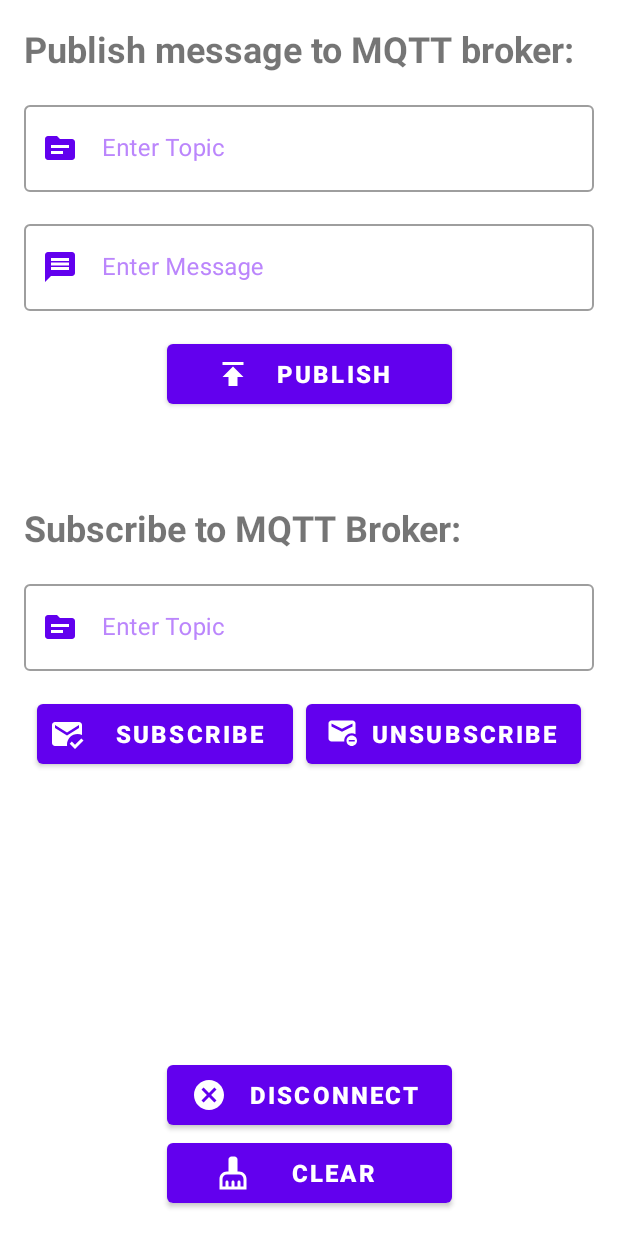
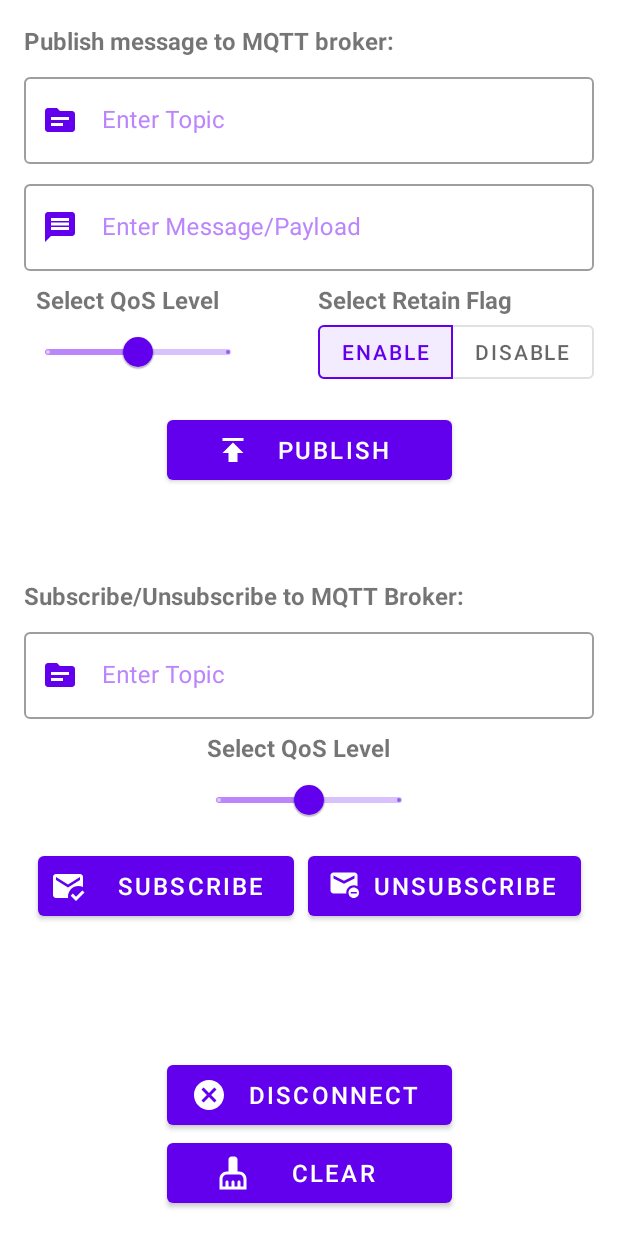
Before and after one commit to ranitraj/MqttClient, an Android app: the fragment ClientFragment placed in its activity, on a phone screen of 412 x 824 dp. Run offline under Robolectric (Android 15) with nearby library versions, the phone set to English and light mode, and no system bars; our stand-ins replace data binding.

Commit message:
Adding additional inputs in Client Fragment

```diff
--- a/app/src/main/res/layout/fragment_client.xml
+++ b/app/src/main/res/layout/fragment_client.xml
@@ -12,7 +12,7 @@
             android:layout_width="wrap_content"
             android:layout_height="wrap_content"
             android:text="@string/publish_message_to_mqtt_broker"
-            style="@style/TextView.Header.XLarge"
+            style="@style/TextView.Header.Large"
             app:layout_constraintStart_toStartOf="parent"
             app:layout_constraintTop_toTopOf="parent" />
 
@@ -25,7 +25,7 @@
             app:startIconTint="@color/purple_500"
             android:textColorHint="@color/purple_200"
             android:hint="@string/topic"
-            android:layout_marginTop="@dimen/dp_16"
+            android:layout_marginTop="@dimen/dp_8"
             app:layout_constraintStart_toStartOf="parent"
             app:layout_constraintEnd_toEndOf="parent"
             app:layout_constraintTop_toBottomOf="@id/tvPublishHeader"
@@ -48,7 +48,7 @@
             app:startIconTint="@color/purple_500"
             android:textColorHint="@color/purple_200"
             android:hint="@string/message"
-            android:layout_marginTop="@dimen/dp_16"
+            android:layout_marginTop="@dimen/dp_8"
             android:layout_marginBottom="@dimen/dp_16"
             app:layout_constraintStart_toStartOf="parent"
             app:layout_constraintEnd_toEndOf="parent"
@@ -63,6 +63,67 @@
 
         </com.google.android.material.textfield.TextInputLayout>
 
+        <TextView
+            android:id="@+id/tvQosLevelSubHeader"
+            android:layout_width="wrap_content"
+            android:layout_height="wrap_content"
+            android:text="@string/qos_level"
+            style="@style/TextView.Header.Large"
+            android:layout_marginTop="@dimen/dp_8"
+            android:layout_marginStart="@dimen/dp_8"
+            app:layout_constraintStart_toStartOf="parent"
+            app:layout_constraintTop_toBottomOf="@id/editTvPublishMessage" />
+
+        <com.google.android.material.slider.Slider
+            android:id="@+id/sliderPublishQosLevel"
+            android:layout_width="@dimen/dp_0"
+            android:layout_height="@dimen/dp_0"
+            app:layout_constraintWidth_percent="0.4"
+            app:layout_constraintHeight_percent="0.07"
+            android:stepSize="1.0"
+            android:valueFrom="0"
+            android:valueTo="2"
+            android:value="1"
+            app:trackColorActive="@color/purple_200"
+            app:layout_constraintStart_toStartOf="parent"
+            app:layout_constraintTop_toBottomOf="@id/tvQosLevelSubHeader"/>
+
+        <TextView
+            android:id="@+id/tvRetainFlagSubHeader"
+            android:layout_width="wrap_content"
+            android:layout_height="wrap_content"
+            android:text="@string/retain_flag"
+            style="@style/TextView.Header.Large"
+            android:layout_marginTop="@dimen/dp_8"
+            app:layout_constraintStart_toStartOf="@id/toggleGroupRetainFlag"
+            app:layout_constraintTop_toBottomOf="@id/editTvPublishMessage" />
+
+        <com.google.android.material.button.MaterialButtonToggleGroup
+            android:id="@+id/toggleGroupRetainFlag"
+            android:layout_width="wrap_content"
+            android:layout_height="wrap_content"
+            app:checkedButton="@id/buttonEnable"
+            app:singleSelection="true"
+            app:layout_constraintTop_toBottomOf="@id/tvRetainFlagSubHeader"
+            app:layout_constraintEnd_toEndOf="parent">
+
+            <Button
+                android:id="@+id/buttonEnable"
+                style="@style/Widget.MaterialComponents.Button.OutlinedButton"
+                android:layout_width="wrap_content"
+                android:layout_height="wrap_content"
+                app:layout_constraintWidth_percent="0.2"
+                android:text="Enable" />
+
+            <Button
+                android:id="@+id/buttonDisable"
+                style="@style/Widget.MaterialComponents.Button.OutlinedButton"
+                android:layout_width="wrap_content"
+                android:layout_height="wrap_content"
+                android:text="Disable" />
+
+        </com.google.android.material.button.MaterialButtonToggleGroup>
+
         <com.google.android.material.button.MaterialButton
             android:id="@+id/buttonPublish"
             android:layout_width="@dimen/dp_0"
@@ -70,16 +131,15 @@
             app:layout_constraintWidth_percent="0.5"
 
             android:text="@string/publish"
-            android:textStyle="bold"
-            android:layout_marginTop="@dimen/dp_16"
             android:paddingStart="@dimen/dp_32"
             android:paddingEnd="@dimen/dp_32"
             android:paddingTop="@dimen/dp_8"
             android:paddingBottom="@dimen/dp_8"
+            android:layout_marginTop="@dimen/dp_8"
             android:textSize="@dimen/sp_16"
             app:layout_constraintStart_toStartOf="parent"
             app:layout_constraintEnd_toEndOf="parent"
-            app:layout_constraintTop_toBottomOf="@id/editTvPublishMessage"
+            app:layout_constraintTop_toBottomOf="@id/sliderPublishQosLevel"
             app:icon="@drawable/ic_publish"
             style="@style/Widget.MaterialComponents.Button.Icon"/>
 
@@ -88,7 +148,7 @@
             android:layout_width="wrap_content"
             android:layout_height="wrap_content"
             android:text="@string/subscribe_to_mqtt_broker"
-            style="@style/TextView.Header.XLarge"
+            style="@style/TextView.Header.Large"
             android:layout_marginTop="@dimen/dp_60"
             app:layout_constraintStart_toStartOf="parent"
             app:layout_constraintTop_toBottomOf="@id/buttonPublish" />
@@ -102,7 +162,7 @@
             app:startIconTint="@color/purple_500"
             android:textColorHint="@color/purple_200"
             android:hint="@string/topic"
-            android:layout_marginTop="@dimen/dp_16"
+            android:layout_marginTop="@dimen/dp_8"
             app:layout_constraintStart_toStartOf="parent"
             app:layout_constraintEnd_toEndOf="parent"
             app:layout_constraintTop_toBottomOf="@id/tvSubscribeHeader"
@@ -116,6 +176,32 @@
 
         </com.google.android.material.textfield.TextInputLayout>
 
+        <TextView
+            android:id="@+id/tvQosLevelSubHeader1"
+            android:layout_width="wrap_content"
+            android:layout_height="wrap_content"
+            android:text="@string/qos_level"
+            style="@style/TextView.Header.Large"
+            android:layout_marginTop="@dimen/dp_8"
+            android:layout_marginStart="@dimen/dp_8"
+            app:layout_constraintStart_toStartOf="@id/sliderSubscribeQosLevel"
+            app:layout_constraintTop_toBottomOf="@id/editTvSubscribeTopic" />
+
+        <com.google.android.material.slider.Slider
+            android:id="@+id/sliderSubscribeQosLevel"
+            android:layout_width="@dimen/dp_0"
+            android:layout_height="@dimen/dp_0"
+            app:layout_constraintWidth_percent="0.4"
+            app:layout_constraintHeight_percent="0.07"
+            android:stepSize="1.0"
+            android:valueFrom="0"
+            android:valueTo="2"
+            android:value="1"
+            app:trackColorActive="@color/purple_200"
+            app:layout_constraintStart_toStartOf="parent"
+            app:layout_constraintEnd_toEndOf="parent"
+            app:layout_constraintTop_toBottomOf="@id/tvQosLevelSubHeader1"/>
+
         <com.google.android.material.button.MaterialButton
             android:id="@+id/buttonSubscribe"
             android:layout_width="@dimen/dp_0"
@@ -123,13 +209,11 @@
             app:layout_constraintWidth_percent="0.45"
 
             android:text="@string/subscribe"
-            android:textStyle="bold"
-            android:layout_marginTop="@dimen/dp_16"
             android:padding="@dimen/dp_8"
             android:textSize="@dimen/sp_16"
             app:layout_constraintStart_toStartOf="parent"
             app:layout_constraintEnd_toStartOf="@id/buttonUnSubscribe"
-            app:layout_constraintTop_toBottomOf="@id/editTvSubscribeTopic"
+            app:layout_constraintTop_toBottomOf="@id/sliderSubscribeQosLevel"
             app:icon="@drawable/ic_subscribe"
             style="@style/Widget.MaterialComponents.Button.Icon"/>
 
@@ -139,14 +223,12 @@
             android:layout_height="wrap_content"
 
             android:text="@string/unsubscribe"
-            android:textStyle="bold"
-            android:layout_marginTop="@dimen/dp_16"
             android:paddingTop="@dimen/dp_8"
             android:paddingBottom="@dimen/dp_8"
             android:textSize="@dimen/sp_16"
             app:layout_constraintStart_toEndOf="@id/buttonSubscribe"
             app:layout_constraintEnd_toEndOf="parent"
-            app:layout_constraintTop_toBottomOf="@id/editTvSubscribeTopic"
+            app:layout_constraintTop_toBottomOf="@id/sliderSubscribeQosLevel"
             app:icon="@drawable/ic_unsubscribe"
             style="@style/Widget.MaterialComponents.Button.Icon"/>
 
@@ -157,7 +239,6 @@
             app:layout_constraintWidth_percent="0.5"
 
             android:text="@string/disconnect"
-            android:textStyle="bold"
             android:paddingStart="@dimen/dp_16"
             android:paddingEnd="@dimen/dp_16"
             android:paddingTop="@dimen/dp_8"
@@ -176,7 +257,6 @@
             app:layout_constraintWidth_percent="0.5"
 
             android:text="@string/clear"
-            android:textStyle="bold"
             android:paddingStart="@dimen/dp_32"
             android:paddingEnd="@dimen/dp_32"
             android:paddingTop="@dimen/dp_8"
--- a/app/src/main/res/layout/fragment_connect.xml
+++ b/app/src/main/res/layout/fragment_connect.xml
@@ -12,7 +12,7 @@
             android:layout_width="wrap_content"
             android:layout_height="wrap_content"
             android:text="@string/connect_to_broker"
-            style="@style/TextView.Header.XLarge"
+            style="@style/TextView.Header.Large"
             app:layout_constraintStart_toStartOf="parent"
             app:layout_constraintTop_toTopOf="parent" />
 
@@ -48,8 +48,7 @@
             app:startIconTint="@color/purple_500"
             android:textColorHint="@color/purple_200"
             android:hint="@string/client_id"
-            android:layout_marginTop="@dimen/dp_16"
-            android:layout_marginBottom="@dimen/dp_16"
+            android:layout_marginTop="@dimen/dp_8"
             app:layout_constraintStart_toStartOf="parent"
             app:layout_constraintEnd_toEndOf="parent"
             app:layout_constraintTop_toBottomOf="@id/editTvServerUri"
@@ -72,8 +71,7 @@
             app:startIconTint="@color/purple_500"
             android:textColorHint="@color/purple_200"
             android:hint="@string/user_name_optional"
-            android:layout_marginTop="@dimen/dp_16"
-            android:layout_marginBottom="@dimen/dp_16"
+            android:layout_marginTop="@dimen/dp_8"
             app:layout_constraintStart_toStartOf="parent"
             app:layout_constraintEnd_toEndOf="parent"
             app:layout_constraintTop_toBottomOf="@id/editTvClientId"
@@ -96,8 +94,7 @@
             app:startIconTint="@color/purple_500"
             android:textColorHint="@color/purple_200"
             android:hint="@string/enter_password_optional"
-            android:layout_marginTop="@dimen/dp_16"
-            android:layout_marginBottom="@dimen/dp_16"
+            android:layout_marginTop="@dimen/dp_8"
             app:layout_constraintStart_toStartOf="parent"
             app:layout_constraintEnd_toEndOf="parent"
             app:layout_constraintTop_toBottomOf="@id/editTvUsername"
@@ -118,7 +115,6 @@
             app:layout_constraintWidth_percent="0.5"
 
             android:text="@string/connect"
-            android:textStyle="bold"
             android:paddingStart="@dimen/dp_32"
             android:paddingEnd="@dimen/dp_32"
             android:paddingTop="@dimen/dp_8"
@@ -137,7 +133,6 @@
             app:layout_constraintWidth_percent="0.5"
 
             android:text="@string/clear"
-            android:textStyle="bold"
             android:paddingStart="@dimen/dp_32"
             android:paddingEnd="@dimen/dp_32"
             android:paddingTop="@dimen/dp_8"
--- a/app/src/main/res/values/strings.xml
+++ b/app/src/main/res/values/strings.xml
@@ -1,6 +1,5 @@
 <resources>
     <string name="app_name">MQTT Communication</string>
-    <!-- TODO: Remove or change this placeholder text -->
     <string name="hello_blank_fragment">Hello blank fragment</string>
     <string name="server_uri">Enter Server URI</string>
     <string name="client_id">Enter Client ID</string>
@@ -10,11 +9,13 @@
     <string name="connect">Connect</string>
     <string name="connect_to_broker">Connect to MQTT Broker:</string>
     <string name="topic">Enter Topic</string>
-    <string name="message">Enter Message</string>
+    <string name="message">Enter Message/Payload</string>
     <string name="publish">Publish</string>
     <string name="disconnect">Disconnect</string>
     <string name="publish_message_to_mqtt_broker">Publish message to MQTT broker:</string>
-    <string name="subscribe_to_mqtt_broker">Subscribe to MQTT Broker:</string>
+    <string name="subscribe_to_mqtt_broker">Subscribe/Unsubscribe to MQTT Broker:</string>
     <string name="subscribe">Subscribe</string>
     <string name="unsubscribe">Unsubscribe</string>
+    <string name="qos_level">Select QoS Level</string>
+    <string name="retain_flag">Select Retain Flag</string>
 </resources>
--- a/app/src/main/res/values/themes.xml
+++ b/app/src/main/res/values/themes.xml
@@ -20,4 +20,10 @@
         <item name="color">@color/headerText</item>
         <item name="android:textStyle">bold</item>
     </style>
+
+    <style name="TextView.Header.Large" parent="Widget.AppCompat.TextView">
+        <item name="android:textSize">@dimen/sp_16</item>
+        <item name="color">@color/headerText</item>
+        <item name="android:textStyle">bold</item>
+    </style>
 </resources>
```
